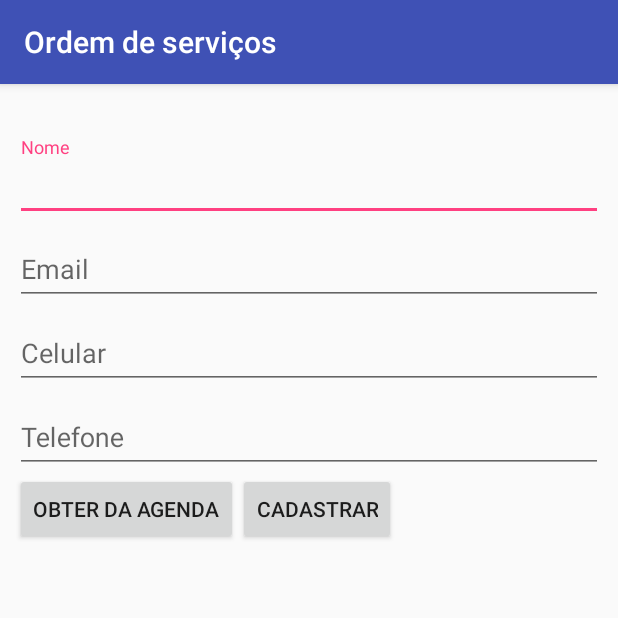
After one commit to evertonteotonio/OrderOfService, an Android app: the fragment CadCliFragment shown on its own in the app's theme, on a phone screen of 412 x 824 dp, the top half of it. The commit adds this screen. Run offline under Robolectric (Android 15) with nearby library versions, the phone set to English and light mode, and no system bars.

Commit message:
Criando novos Layouts

```diff
--- /dev/null
+++ b/app/src/main/java/evertonteotonio/com/br/orderofservice/fragment/CadCliFragment.kt
@@ -0,0 +1,30 @@
+package evertonteotonio.com.br.orderofservice.fragment
+
+
+import android.os.Bundle
+import android.support.v4.app.Fragment
+import android.view.LayoutInflater
+import android.view.View
+import android.view.ViewGroup
+
+import evertonteotonio.com.br.orderofservice.R
+
+// TODO: Rename parameter arguments, choose names that match
+// the fragment initialization parameters, e.g. ARG_ITEM_NUMBER
+private const val ARG_PARAM1 = "param1"
+private const val ARG_PARAM2 = "param2"
+
+/**
+ * A simple [Fragment] subclass.
+ *
+ */
+class CadCliFragment : Fragment() {
+
+    override fun onCreateView(inflater: LayoutInflater, container: ViewGroup?,
+                              savedInstanceState: Bundle?): View? {
+        // Inflate the layout for this fragment
+        return inflater.inflate(R.layout.fragment_cad_cli, container, false)
+    }
+
+
+}
--- /dev/null
+++ b/app/src/main/res/layout/fragment_cad_cli.xml
@@ -0,0 +1,108 @@
+<?xml version="1.0" encoding="utf-8"?>
+<FrameLayout xmlns:android="http://schemas.android.com/apk/res/android"
+    xmlns:tools="http://schemas.android.com/tools"
+    android:layout_width="match_parent"
+    android:layout_height="match_parent"
+    tools:context=".fragment.CadCliFragment">
+
+    <LinearLayout
+        android:id="@+id/email_login_form"
+        android:layout_width="match_parent"
+        android:layout_height="wrap_content"
+        android:orientation="vertical"
+        android:layout_marginLeft="10dp"
+        android:layout_marginRight="10dp"
+        android:paddingBottom="10dp"
+        android:paddingTop="10dp"
+        android:layout_marginTop="25dp">
+
+        <android.support.design.widget.TextInputLayout
+            android:layout_width="match_parent"
+            android:layout_height="wrap_content"
+            android:id="@+id/lbNameCli">
+
+            <EditText
+                android:id="@+id/nameCli"
+                android:layout_width="match_parent"
+                android:layout_height="wrap_content"
+                android:hint="@string/name_cli"
+                android:inputType="text"
+                android:maxLines="1"
+                android:singleLine="true" />
+
+        </android.support.design.widget.TextInputLayout>
+
+
+        <android.support.design.widget.TextInputLayout
+            android:layout_width="match_parent"
+            android:layout_height="wrap_content">
+
+            <EditText
+                android:id="@+id/emailCli"
+                android:layout_width="match_parent"
+                android:layout_height="wrap_content"
+                android:hint="@string/email_cli"
+                android:inputType="text"
+                android:maxLines="1"
+                android:singleLine="true" />
+
+        </android.support.design.widget.TextInputLayout>
+
+
+        <android.support.design.widget.TextInputLayout
+            android:layout_width="match_parent"
+            android:layout_height="wrap_content">
+
+            <EditText
+                android:id="@+id/cellPhone"
+                android:layout_width="match_parent"
+                android:layout_height="wrap_content"
+                android:hint="@string/cellPhone_cli"
+                android:inputType="text"
+                android:maxLines="1"
+                android:singleLine="true" />
+
+        </android.support.design.widget.TextInputLayout>
+
+
+        <android.support.design.widget.TextInputLayout
+            android:layout_width="match_parent"
+            android:layout_height="wrap_content">
+
+            <EditText
+                android:id="@+id/phoneCli"
+                android:layout_width="match_parent"
+                android:layout_height="wrap_content"
+                android:hint="@string/phone_cli"
+                android:inputType="text"
+                android:maxLines="1"
+                android:singleLine="true" />
+
+        </android.support.design.widget.TextInputLayout>
+
+
+        <LinearLayout
+            android:layout_width="match_parent"
+            android:layout_height="wrap_content"
+            android:orientation="horizontal">
+
+            <Button
+                android:layout_width="wrap_content"
+                android:layout_height="match_parent"
+                android:text="Obter da agenda"/>
+
+            <Button
+                android:layout_width="wrap_content"
+                android:layout_height="match_parent"
+                android:text="Cadastrar"/>
+
+
+        </LinearLayout>
+
+
+    </LinearLayout>
+
+
+
+
+</FrameLayout>
--- a/app/src/main/res/values/strings.xml
+++ b/app/src/main/res/values/strings.xml
@@ -16,13 +16,19 @@
     <string name="permission_rationale">"Permissões de contatos são necessárias."
     </string>
     <string name="title_activity_main_list_controller">MainListController</string>
-    <string name="title_home">Início</string>
-    <string name="title_dashboard">Dashboard</string>
+    <string name="title_home">Serviços</string>
+    <string name="title_dashboard">Novo Serviço</string>
     <string name="title_about">Sobre</string>
     <string name="title_activity_menu_controller">MenuController</string>
 
     <string name="action_cad">Cadastrar</string>
+    <string name="name_cli">Nome</string>
+    <string name="email_cli">Email</string>
+    <string name="cellPhone_cli">Celular</string>
+    <string name="phone_cli">Telefone</string>
 
     <!-- TODO: Remove or change this placeholder text -->
     <string name="hello_blank_fragment">Hello blank fragment</string>
+
+
 </resources>
```
Also changed, not shown: app/src/main/java/evertonteotonio/com/br/orderofservice/adapter/CadCliPagerAdapter.kt (added, +47 -0 lines), app/src/main/java/evertonteotonio/com/br/orderofservice/fragment/AddressCliFragment.kt (added, +30 -0 lines), app/src/main/java/evertonteotonio/com/br/orderofservice/fragment/CadOrderFragment.kt (added, +30 -0 lines), app/src/main/res/layout/activity_menu_controller.xml (+0 -11 lines), app/src/main/res/layout/fragment_address_cli.xml (added, +14 -0 lines), app/src/main/res/layout/fragment_cad_order.xml (added, +12 -0 lines), app/src/main/res/values/types_services.xml (added, +7 -0 lines).
